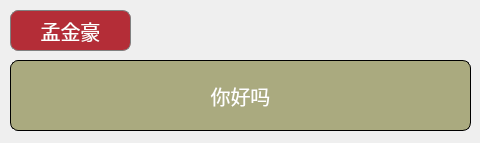
This is BaiJiaLe_zhubo/qqchat.ui in QPKJEDL/deskgame as Qt 5 draws it before an edit. The edited form follows.
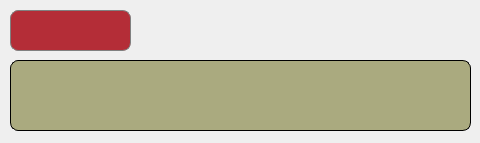
This is the edited form.

The edit to the form file:
```diff
--- a/BaiJiaLe_zhubo/qqchat.ui
+++ b/BaiJiaLe_zhubo/qqchat.ui
@@ -32,7 +32,7 @@
     <string notr="true">color: rgb(255, 255, 255);background:rgb(180, 45, 55);border:1px solid grey; border-radius: 8px;</string>
    </property>
    <property name="text">
-    <string>孟金豪</string>
+    <string/>
    </property>
   </widget>
   <widget class="QLabel" name="label">
@@ -55,10 +55,10 @@
 background-color: rgb(170, 170, 127);</string>
    </property>
    <property name="text">
-    <string>你好吗</string>
+    <string/>
    </property>
    <property name="alignment">
-    <set>Qt::AlignCenter</set>
+    <set>Qt::AlignLeading|Qt::AlignLeft|Qt::AlignVCenter</set>
    </property>
   </widget>
  </widget>
```
